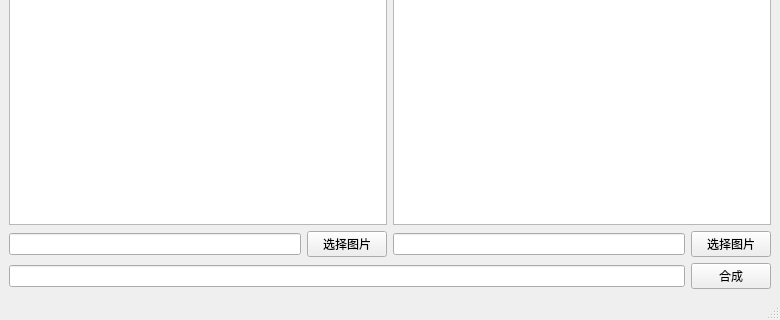
Before: the Qt Designer form mainwindow.ui in Mxd353/IPC, drawn with Qt 5; both pictures show x 0 to 780 and y 150 to 470 of the 780 by 470 pixel window.
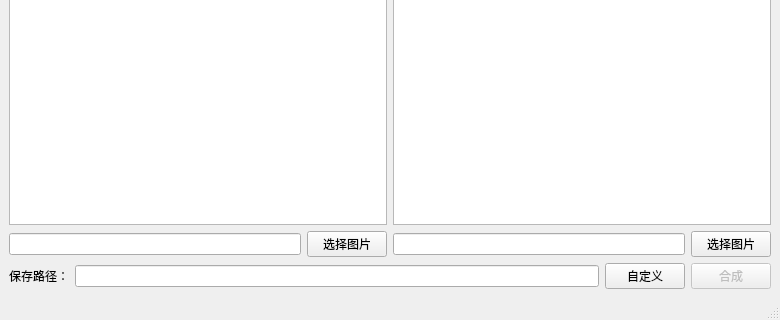
After: the same form once the commit is applied.

The edit to the form file:
```diff
--- a/mainwindow.ui
+++ b/mainwindow.ui
@@ -2,6 +2,14 @@
 <ui version="4.0">
  <class>MainWindow</class>
  <widget class="QMainWindow" name="MainWindow">
+  <property name="geometry">
+   <rect>
+    <x>0</x>
+    <y>0</y>
+    <width>780</width>
+    <height>470</height>
+   </rect>
+  </property>
   <property name="minimumSize">
    <size>
     <width>780</width>
@@ -57,11 +65,28 @@
     </item>
     <item row="4" column="1" colspan="2">
      <layout class="QHBoxLayout" name="horizontalLayout_6">
+      <item>
+       <widget class="QLabel" name="label">
+        <property name="text">
+         <string>保存路径：</string>
+        </property>
+       </widget>
+      </item>
       <item>
        <widget class="QLineEdit" name="lineEdit_3"/>
       </item>
       <item>
        <widget class="QPushButton" name="pushButton_2">
+        <property name="text">
+         <string>自定义</string>
+        </property>
+       </widget>
+      </item>
+      <item>
+       <widget class="QPushButton" name="pushButton_4">
+        <property name="enabled">
+         <bool>false</bool>
+        </property>
         <property name="text">
          <string>合成</string>
         </property>
```
